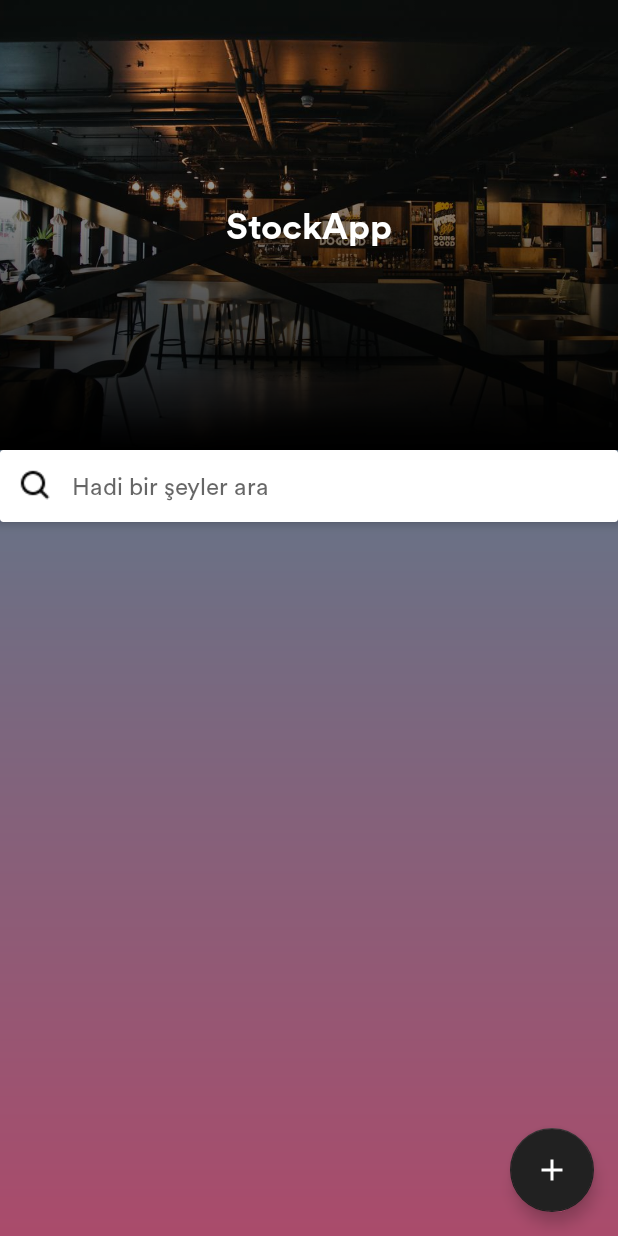
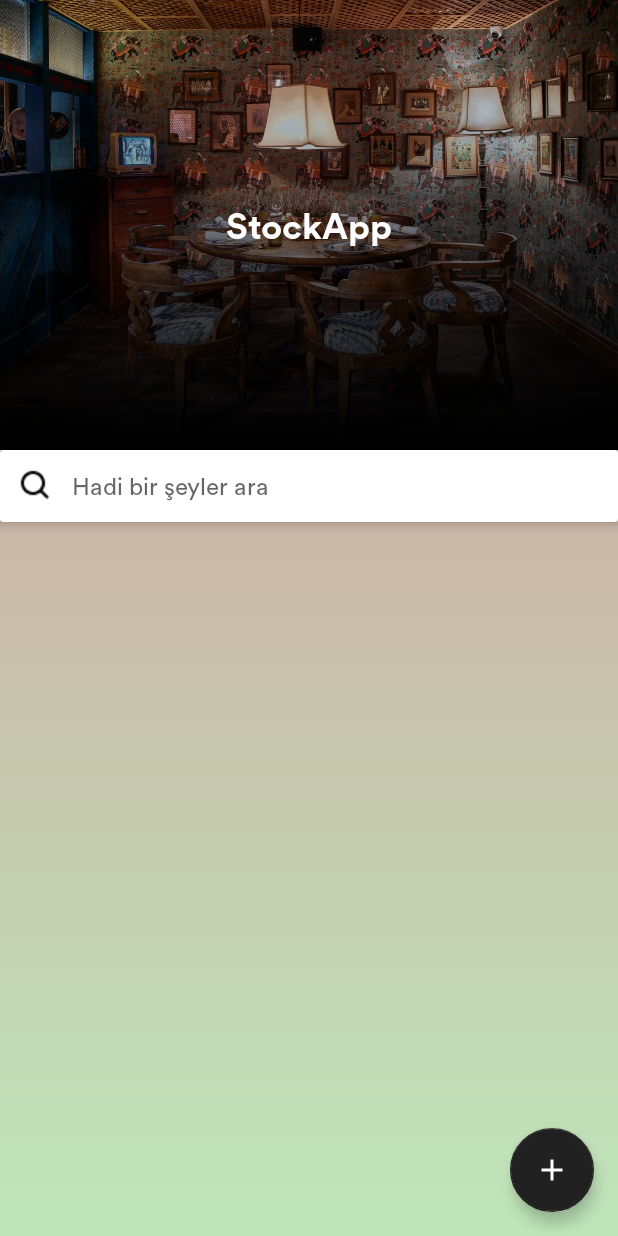
Before and after one commit to snndmr/Stock-It, an Android app: the screen it shows after launch (MainActivity), on a phone screen of 412 x 824 dp. Run offline under Robolectric (Android 15) with nearby library versions, the phone set to English and light mode, and no system bars; our stand-ins replace Picasso.

Commit message:
Background Color

```diff
--- a/app/src/main/java/com/snn/stockapp/GradientColors.java
+++ b/app/src/main/java/com/snn/stockapp/GradientColors.java
@@ -22,7 +22,7 @@
     static final GradientDrawable BACKGROUND
             = new GradientDrawable(GradientDrawable.Orientation.TOP_BOTTOM,
             new int[]{
-                    android.graphics.Color.parseColor("#3B8D99"),
-                    android.graphics.Color.parseColor("#AA4B6B"),
+                    android.graphics.Color.parseColor("#d3959b"),
+                    android.graphics.Color.parseColor("#bfe6ba")
             });
 }
--- a/app/src/main/res/layout/activity_main.xml
+++ b/app/src/main/res/layout/activity_main.xml
@@ -33,7 +33,7 @@
                     android:adjustViewBounds="true"
                     android:contentDescription="@string/image"
                     android:scaleType="centerCrop"
-                    android:src="@drawable/room_main_1" />
+                    android:src="@drawable/room_main_3" />
 
                 <TextView
                     android:id="@+id/tv_app_name"
```
Also changed, not shown: app/src/main/res/drawable/room_main_3.jpg (added).
